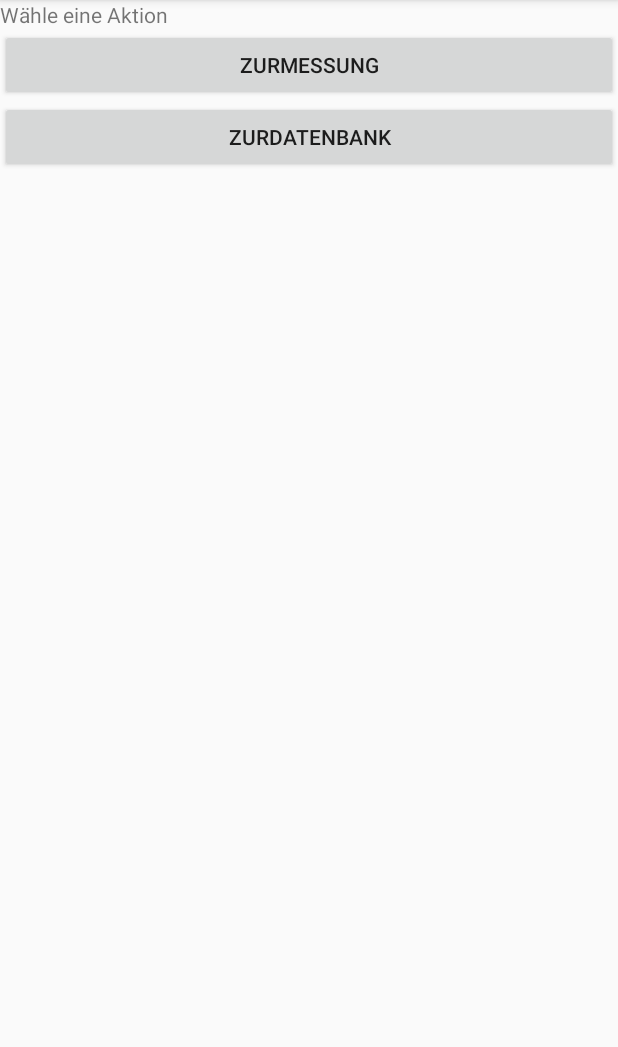
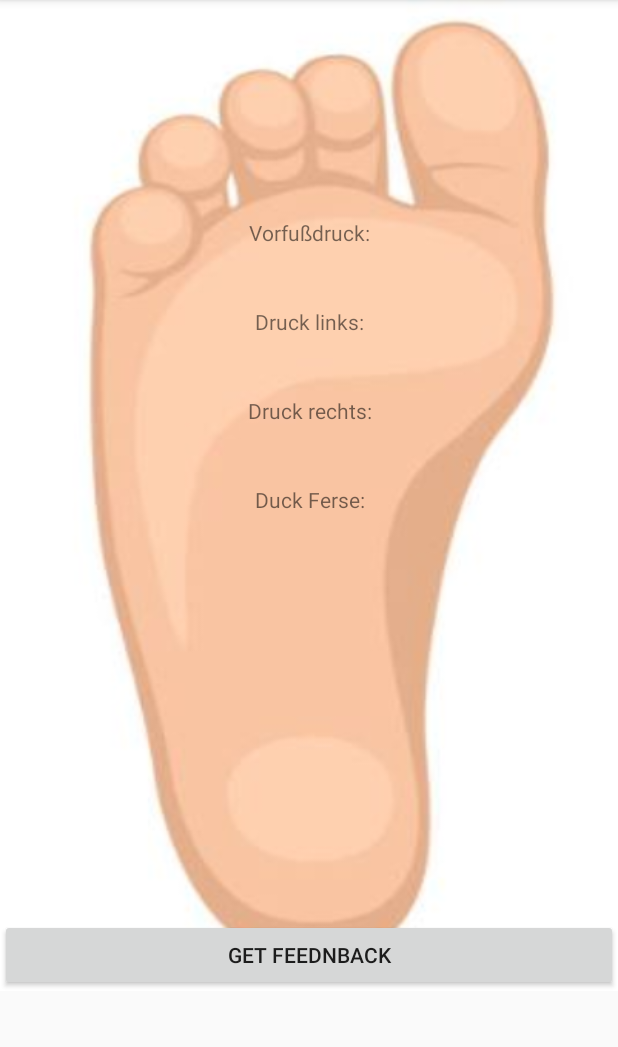
Before and after one commit to Jb-ecks/MUF_Abgabe, an Android app: the screen it shows after launch (MainActivity), after a tap on "ZURDATENBANK", on a phone screen of 412 x 824 dp, the part 84-1131 px from its top. Run offline under Robolectric (Android 15) with nearby library versions, the phone set to English and light mode, and no system bars; our stand-ins replace Room's generated code.

Commit message:
- Toms canvas fußsohle mit Fragment eingearbeitet.

```diff
--- /dev/null
+++ b/app/src/main/java/com/example/muf_projekt_v1/fragment/CaptureFragment.java
@@ -0,0 +1,38 @@
+package com.example.muf_projekt_v1.fragment;
+
+import android.os.Bundle;
+import android.view.LayoutInflater;
+import android.view.View;
+import android.view.ViewGroup;
+
+import androidx.annotation.NonNull;
+import androidx.annotation.Nullable;
+import androidx.fragment.app.Fragment;
+import androidx.navigation.Navigation;
+
+import com.example.muf_projekt_v1.R;
+
+public class CaptureFragment extends Fragment {
+    public CaptureFragment() {
+        // Required empty public constructor
+    }
+
+
+    @Override
+    public View onCreateView(LayoutInflater inflater, ViewGroup container,
+                             Bundle savedInstanceState) {
+        // Inflate the layout for this fragment
+        return inflater.inflate(R.layout.fragment_capture, container, false);
+    }
+
+    @Override
+    public void onViewCreated(@NonNull View view, @Nullable Bundle savedInstanceState) {
+
+        view.findViewById(R.id.fedbackfragmentbuttoncapture).setOnClickListener(new View.OnClickListener() {
+            @Override
+            public void onClick(View v) {
+                Navigation.findNavController(view).navigate(R.id.action_fragmentcapture_to_fedbackfragment);
+            }
+        });
+    }
+}
--- a/app/src/main/java/com/example/muf_projekt_v1/fragment/FeedbackFragment.java
+++ b/app/src/main/java/com/example/muf_projekt_v1/fragment/FeedbackFragment.java
@@ -39,9 +39,9 @@ public class FeedbackFragment extends Fragment {
     public void onViewCreated(@NonNull View view, @Nullable Bundle savedInstanceState) {
 
         final TextView werte = view.findViewById(R.id.tesxtfeldfeedback);
-        daten=sensorViewModel.getAll();
+        //daten=sensorViewModel.getAll();
         //daten[0].getX();
-        werte.setText("x:" + daten[0].getX() );//+ " y " + daten[1].getY() + " z "+daten[1].getZ());
+        //werte.setText("x:" + daten[0].getX() );//+ " y " + daten[1].getY() + " z "+daten[1].getZ());
         //datenDatenbank.add();
         // eingabe in die Datenbank
 
--- a/app/src/main/java/com/example/muf_projekt_v1/fragment/FragmentBeginn.java
+++ b/app/src/main/java/com/example/muf_projekt_v1/fragment/FragmentBeginn.java
@@ -40,7 +40,7 @@ public class FragmentBeginn extends Fragment {
         view.findViewById(R.id.submitDatenbank).setOnClickListener(new View.OnClickListener() {
             @Override
             public void onClick(View v) {
-                Navigation.findNavController(view).navigate(R.id.action_startfragment_to_fedbackfragment);
+                Navigation.findNavController(view).navigate(R.id.action_beginnfragment_to_fragmentcapture);
             }
         });
     }
--- a/app/src/main/res/layout/fragment_beginn.xml
+++ b/app/src/main/res/layout/fragment_beginn.xml
@@ -1,7 +1,8 @@
 <?xml version="1.0" encoding="utf-8"?>
 <LinearLayout xmlns:android="http://schemas.android.com/apk/res/android"
     xmlns:tools="http://schemas.android.com/tools"
-    android:orientation="vertical" android:layout_width="match_parent"
+    android:orientation="vertical"
+    android:layout_width="match_parent"
     android:layout_height="match_parent">
 
     <TextView
--- /dev/null
+++ b/app/src/main/res/layout/fragment_capture.xml
@@ -0,0 +1,49 @@
+<?xml version="1.0" encoding="utf-8"?>
+<LinearLayout xmlns:android="http://schemas.android.com/apk/res/android"
+    xmlns:tools="http://schemas.android.com/tools"
+    android:layout_width="match_parent"
+    android:layout_height="match_parent"
+    android:background="@drawable/sohle"
+    android:orientation="vertical"
+    android:paddingTop="125dp">
+
+
+    <TextView
+        android:id="@+id/vorfussdruck"
+        android:padding="20dp"
+        android:layout_width="match_parent"
+        android:layout_height="wrap_content"
+        android:text="@string/vorfussdruck"
+        android:textAlignment="center" />
+
+    <TextView
+        android:id="@+id/linksdruck"
+        android:padding="20dp"
+        android:layout_width="match_parent"
+        android:layout_height="wrap_content"
+        android:text="@string/druck_links"
+        android:textAlignment="center" />
+    <TextView
+        android:id="@+id/rechtsdruck"
+        android:padding="20dp"
+        android:layout_width="match_parent"
+        android:layout_height="wrap_content"
+        android:text="@string/druck_rechts"
+        android:textAlignment="center" />
+    <TextView
+        android:id="@+id/fersedruck"
+        android:padding="20dp"
+        android:layout_width="match_parent"
+        android:layout_height="wrap_content"
+        android:text="@string/duck_ferse"
+        android:textAlignment="center" />
+
+    <Button
+        android:id="@+id/fedbackfragmentbuttoncapture"
+        android:layout_width="match_parent"
+        android:layout_height="wrap_content"
+        android:layout_marginTop="250dp"
+        android:text="Get Feednback" />
+
+
+</LinearLayout>
--- a/app/src/main/res/navigation/navigationfragments.xml
+++ b/app/src/main/res/navigation/navigationfragments.xml
@@ -17,6 +17,9 @@
         <action
             android:id="@+id/action_beginnfragment_to_fedbackfragment"
             app:destination="@id/fedbackfragment" />
+        <action
+            android:id="@+id/action_beginnfragment_to_fragmentcapture"
+            app:destination="@id/fragmentcapture" />
     </fragment>
 
     <fragment
@@ -38,5 +41,15 @@
             android:id="@+id/action_fedbackfragment_to_beginnfragment"
             app:destination="@id/beginnfragment" />
     </fragment>
+    <fragment
+        tools:layout="@layout/fragment_capture"
+        android:id="@+id/fragmentcapture"
+        android:name="com.example.muf_projekt_v1.fragment.CaptureFragment"
+        android:label="CaptureFragment">
+
+        <action
+            android:id="@+id/action_fragmentcapture_to_fedbackfragment"
+            app:destination="@id/fedbackfragment" />
+    </fragment>
 
 </navigation>
--- a/app/src/main/res/values/strings.xml
+++ b/app/src/main/res/values/strings.xml
@@ -6,4 +6,15 @@
     <string name="feedbackButton">get Feedback</string>
     <string name="messungnameButton">Messungname speichern</string>
     <string name="messungNameEingabe">messungname</string>
+    <string name="hello_blank_fragment">Hello blank fragment</string>
+    <string name="aufzeichnung_starten">Aufzeichnung starten</string>
+    <string name="fu_druckmessung">Fußdruckmessung</string>
+    <string name="druck_vorfu">Druck Vorfuß:</string>
+    <string name="duck_ferse">Duck Ferse:</string>
+    <string name="aufzeichnung_beenden">Aufzeichnung beenden</string>
+    <string name="rady_to_capture">Rady to Capture</string>
+    <string name="vorfu_druck">Vorfu?druck:</string>
+    <string name="druck_links">Druck links:</string>
+    <string name="druck_rechts">Druck rechts:</string>
+    <string name="vorfussdruck">Vorfußdruck:</string>
 </resources>
--- a/build.gradle
+++ b/build.gradle
@@ -20,6 +20,9 @@ allprojects {
     repositories {
         google()
         jcenter()
+         maven { url 'https://jitpack.io' }
+
+
 
     }
 }
```
Also changed, not shown: app/src/main/res/drawable-v24/sohle.JPG (added).
